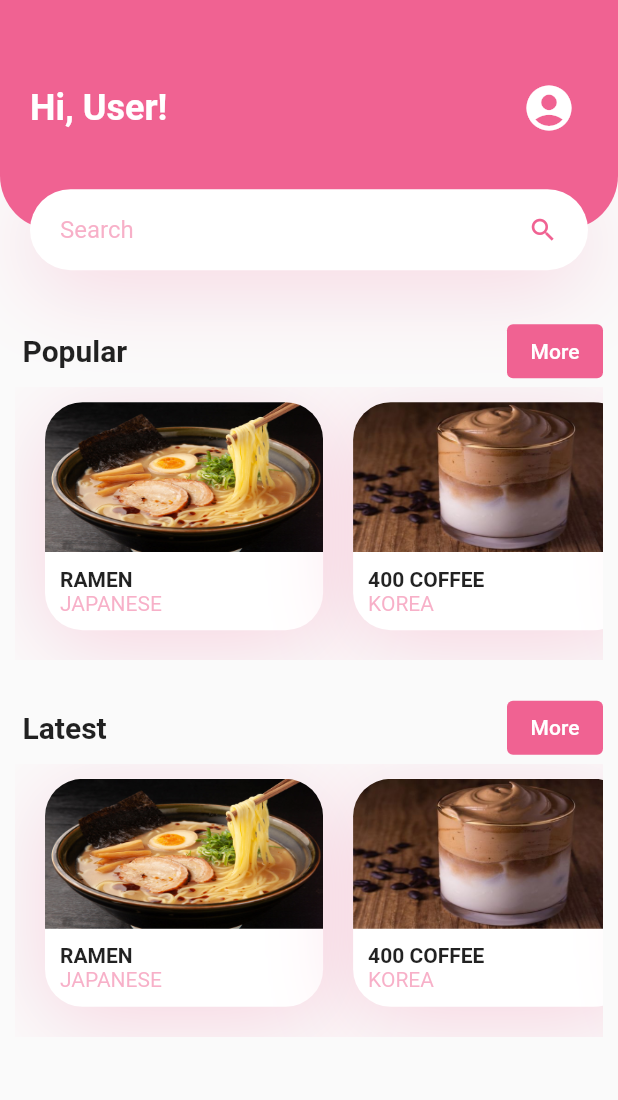
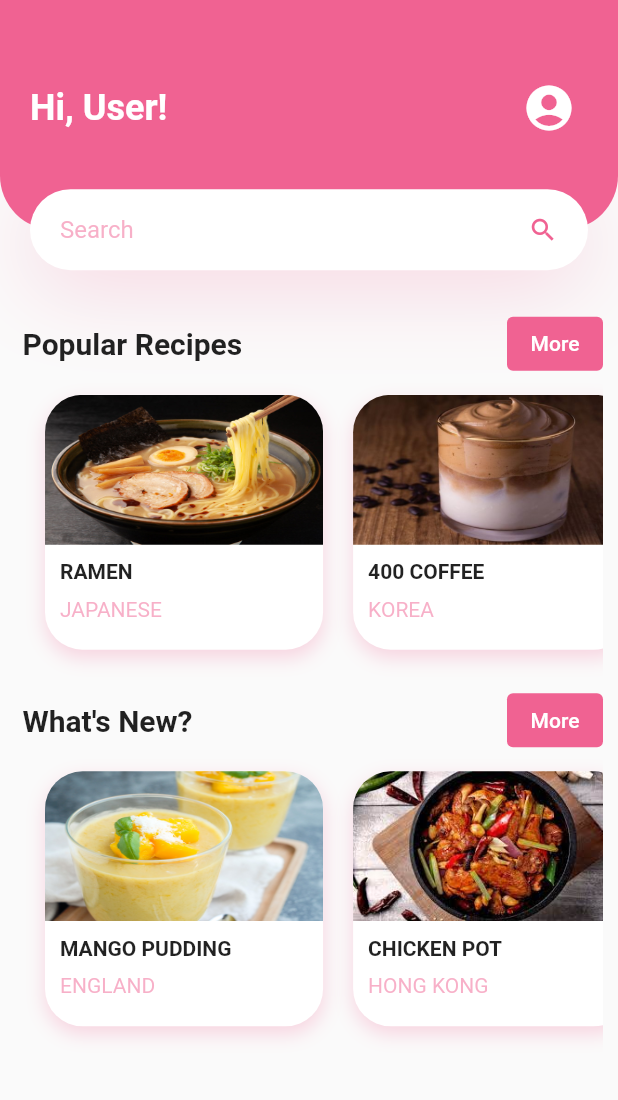
Before and after one commit to BensonSin0218/EE4213_Group_Project, a Flutter app: the screen it shows after launch, on a phone screen of 412 x 824 dp, the part 61-1161 px from its top. Run offline on Flutter 3.47's test engine with Material 2 defaults, Android fonts, the phone set to English and light mode, and no system bars; our stand-ins replace bot_toast.

Commit message:
EE4213 - Home Screen Done

```diff
--- a/lib/HomeScreen/Component/foodCard.dart
+++ b/lib/HomeScreen/Component/foodCard.dart
@@ -25,8 +25,8 @@ class FoodCard extends StatelessWidget {
                 color: Colors.white,
                 boxShadow: [
                   BoxShadow(
-                    offset: Offset(0, 10),
-                    blurRadius: 50.0,
+                    blurRadius: 10.0,
+                    offset: Offset(0, 5),
                     color: Colors.pink[300].withOpacity(0.25)
                   )
                 ],
@@ -50,29 +50,33 @@ class FoodCard extends StatelessWidget {
                     height: 10.0
                   ),
                   Container(
+                    width: _size.width * 0.45,
                     padding: EdgeInsets.only(
                       bottom: 10.0,
                       left: 10.0,
                       right: 10.0
                     ),
-                    child: Row(
+                    child: Column(
+                      crossAxisAlignment: CrossAxisAlignment.start,
                       children: <Widget> [
-                        RichText(
-                          text: TextSpan(
-                            children: [
-                              TextSpan(
-                                text: "$title\n".toUpperCase(),
+                        Container(
+                          height: 25.0,
+                          child: Text(
+                            "$title\n".toUpperCase(),
                             style: Theme.of(context).textTheme.button.copyWith(
                               fontWeight: FontWeight.bold
+                            ),
+                            overflow: TextOverflow.ellipsis
                           )
                         ),
-                              TextSpan(
-                                text: "$country".toUpperCase(),
+                        Container(
+                          height: 25.0,
+                          child: Text(
+                            "$country".toUpperCase(),
                             style: TextStyle(
                               color: Colors.pink[300].withOpacity(0.5)
-                                )
-                              )
-                            ]
+                            ),
+                            overflow: TextOverflow.ellipsis
                           )
                         )
                       ],
--- a/lib/HomeScreen/homeScreen.dart
+++ b/lib/HomeScreen/homeScreen.dart
@@ -140,6 +140,7 @@ class _HomeScreenState extends State<HomeScreen> {
                 ],
               ),
             ),
+            // Popular Section
             Container(
               height: _bottomHeight - 157,
               child: Column(
@@ -148,7 +149,7 @@ class _HomeScreenState extends State<HomeScreen> {
                     flex: 5,
                     child: Padding(
                       padding: EdgeInsets.symmetric(
-                        vertical: 10.0,
+                        vertical: 5.0,
                         horizontal: 10.0
                       ),
                       child: Column(
@@ -160,7 +161,7 @@ class _HomeScreenState extends State<HomeScreen> {
                                   left: 5
                                 ),
                                 child: Text(
-                                  "Popular",
+                                  "Popular Recipes",
                                   style: TextStyle(
                                     fontSize: 20.0,
                                     fontWeight: FontWeight.bold
@@ -190,7 +191,7 @@ class _HomeScreenState extends State<HomeScreen> {
                             child: Row(
                               children: <Widget> [
                                 FoodCard(
-                                  image: "assets/images/ramen.jpg",
+                                  image: "assets/images/foods/ramen.jpg",
                                   title: "Ramen",
                                   country: "Japanese",
                                   tapFunction: () {
@@ -199,7 +200,7 @@ class _HomeScreenState extends State<HomeScreen> {
                                   },
                                 ),
                                 FoodCard(
-                                  image: "assets/images/400coffee.jpg",
+                                  image: "assets/images/foods/400coffee.jpg",
                                   title: "400 Coffee",
                                   country: "Korea",
                                   tapFunction: () {
@@ -208,7 +209,7 @@ class _HomeScreenState extends State<HomeScreen> {
                                   },
                                 ),
                                 FoodCard(
-                                  image: "assets/images/cheesecake.jpg",
+                                  image: "assets/images/foods/cheesecake.jpg",
                                   title: "Cheesecake",
                                   country: "Western",
                                   tapFunction: () {
@@ -217,7 +218,7 @@ class _HomeScreenState extends State<HomeScreen> {
                                   },
                                 ),
                                 FoodCard(
-                                  image: "assets/images/sweetSourPork.jpg",
+                                  image: "assets/images/foods/sweetSourPork.jpg",
                                   title: "Sweet Sour Pork",
                                   country: "Hong Kong",
                                   tapFunction: () {
@@ -232,11 +233,12 @@ class _HomeScreenState extends State<HomeScreen> {
                       )
                     )
                   ),
+                  // Latest Section
                   Expanded(
                     flex: 5,
                     child: Padding(
                       padding: EdgeInsets.symmetric(
-                        vertical: 10.0,
+                        vertical: 5.0,
                         horizontal: 10.0
                       ),
                       child: Column(
@@ -248,7 +250,7 @@ class _HomeScreenState extends State<HomeScreen> {
                                   left: 5
                                 ),
                                 child: Text(
-                                  "Latest",
+                                  "What's New?",
                                   style: TextStyle(
                                     fontSize: 20.0,
                                     fontWeight: FontWeight.bold
@@ -278,35 +280,35 @@ class _HomeScreenState extends State<HomeScreen> {
                             child: Row(
                               children: <Widget> [
                                 FoodCard(
-                                  image: "assets/images/ramen.jpg",
-                                  title: "Ramen",
-                                  country: "Japanese",
+                                  image: "assets/images/foods/mangoPudding.jpg",
+                                  title: "Mango Pudding",
+                                  country: "England",
                                   tapFunction: () {
                                     // Debug message
                                     print("[INFO] Food Card 1 is pressed!");
                                   },
                                 ),
                                 FoodCard(
-                                  image: "assets/images/400coffee.jpg",
-                                  title: "400 Coffee",
-                                  country: "Korea",
+                                  image: "assets/images/foods/chickenPot.jpg",
+                                  title: "Chicken Pot",
+                                  country: "Hong Kong",
                                   tapFunction: () {
                                     // Debug message
                                     print("[INFO] Food Card 2 is pressed!");
                                   },
                                 ),
                                 FoodCard(
-                                  image: "assets/images/cheesecake.jpg",
-                                  title: "Cheesecake",
-                                  country: "Western",
+                                  image: "assets/images/foods/pizza.jpg",
+                                  title: "Pizza",
+                                  country: "Italiana",
                                   tapFunction: () {
                                     // Debug message
                                     print("[INFO] Food Card 3 is pressed!");
                                   },
                                 ),
                                 FoodCard(
-                                  image: "assets/images/sweetSourPork.jpg",
-                                  title: "Sweet Sour Pork",
+                                  image: "assets/images/foods/swissChickenWings.jpg",
+                                  title: "Swiss Chicken Wings",
                                   country: "Hong Kong",
                                   tapFunction: () {
                                     // Debug message
--- a/lib/main.dart
+++ b/lib/main.dart
@@ -2,6 +2,8 @@ import "package:bot_toast/bot_toast.dart";
 import "package:flutter/material.dart";
 
 import "SplashScreen/splashScreen.dart";
+
+const String APPTITLE = "Day Day Cooking";
 
 void main() {
   runApp(MyApp());
@@ -12,12 +14,12 @@ class MyApp extends StatelessWidget {
   Widget build(BuildContext context) {
     return MaterialApp(
       debugShowCheckedModeBanner: false,
-      title: "Day Day Cooking",
+      title: APPTITLE,
       theme: ThemeData(
         primaryColor: Colors.pink[300],
         visualDensity: VisualDensity.adaptivePlatformDensity
       ),
-      home: DayDayCooking(appTitle: "Day Day Cooking"),
+      home: DayDayCooking(appTitle: APPTITLE),
       builder: BotToastInit(),
       navigatorObservers: [BotToastNavigatorObserver()]
     );
--- a/pubspec.yaml
+++ b/pubspec.yaml
@@ -22,6 +22,7 @@ flutter:
 
   assets:
     - assets/images/
+    - assets/images/foods/
 
   fonts:
     - family: Lobster
```
Also changed, not shown: assets/images/foods/400coffee.jpg (renamed from assets/images/400coffee.jpg), assets/images/foods/cheesecake.jpg (renamed from assets/images/cheesecake.jpg), assets/images/foods/chickenPot.jpg (added), assets/images/foods/mangoPudding.jpg (added), assets/images/foods/pizza.jpg (added), assets/images/foods/ramen.jpg (renamed from assets/images/ramen.jpg), assets/images/foods/sweetSourPork.jpg (renamed from assets/images/sweetSourPork.jpg), assets/images/foods/swissChickenWings.jpg (added), 54 other files. Lines whose indentation alone changed are shown as unchanged.
